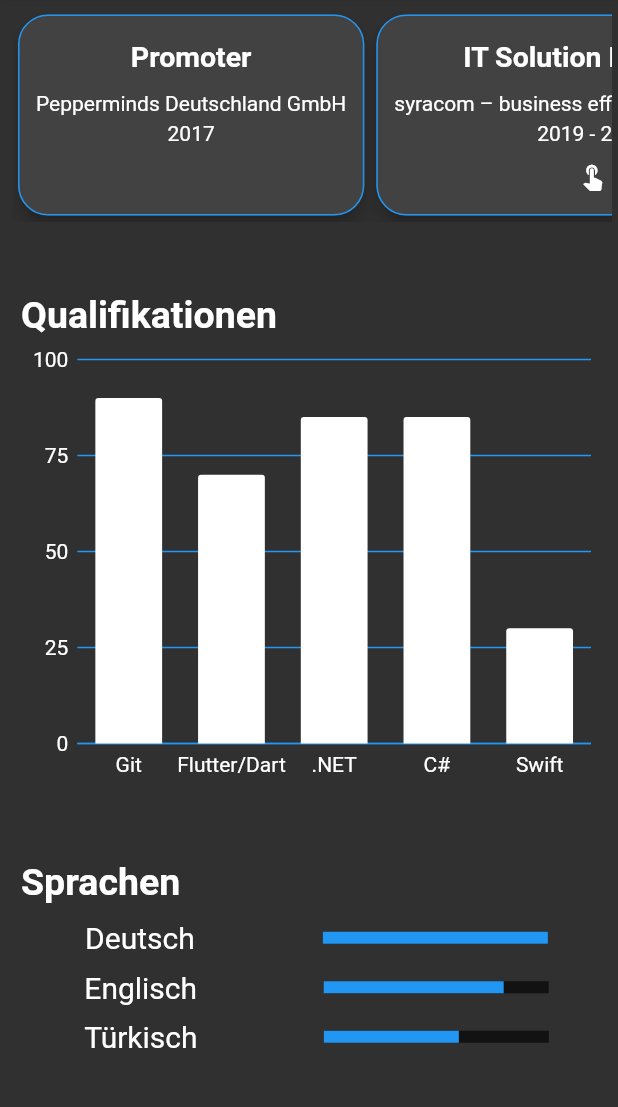
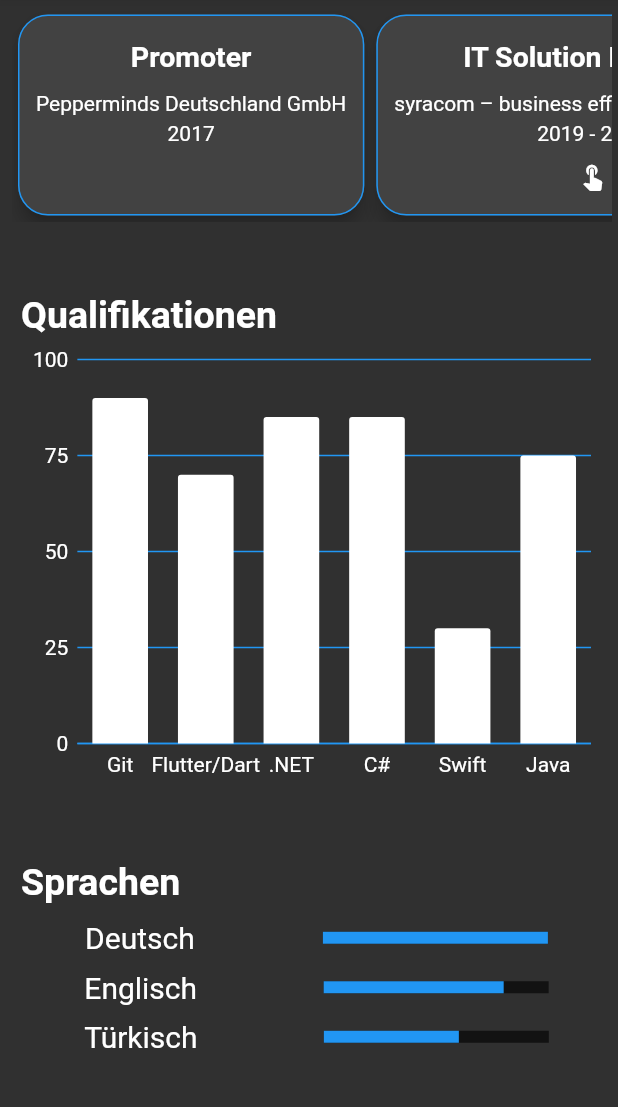
Before and after one commit to SefaAkiska/CV_Sefa_Akiska, a Flutter app: the screen it shows after launch, scrolled down 509 dp, on a phone screen of 412 x 824 dp, the part 101-1208 px from its top. Run offline on Flutter 3.47's test engine with Material 2 defaults, Android fonts, the phone set to English and light mode, and no system bars; our stand-ins replace charts_flutter; Roboto replaces fonts that are missing (Times New Roman).

Commit message:
added Java to Qualifications

```diff
--- a/lib/widgets/sections/skills_section_widget.dart
+++ b/lib/widgets/sections/skills_section_widget.dart
@@ -11,7 +11,8 @@ class SkillsSectionWidget extends StatelessWidget {
       Qualification('Flutter/Dart', 70),
       Qualification('.NET', 85),
       Qualification('C#', 85),
-      Qualification('Swift', 30)
+      Qualification('Swift', 30),
+      Qualification('Java', 75)
     ];
 
     List<charts.Series<Qualification, String>> series = [
```
